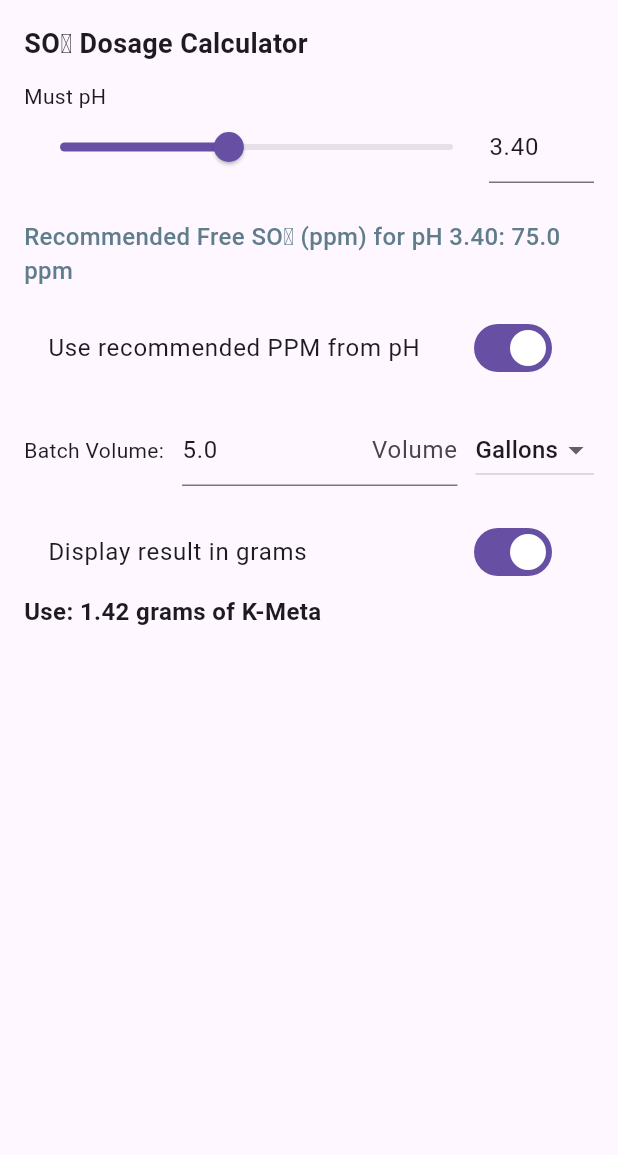
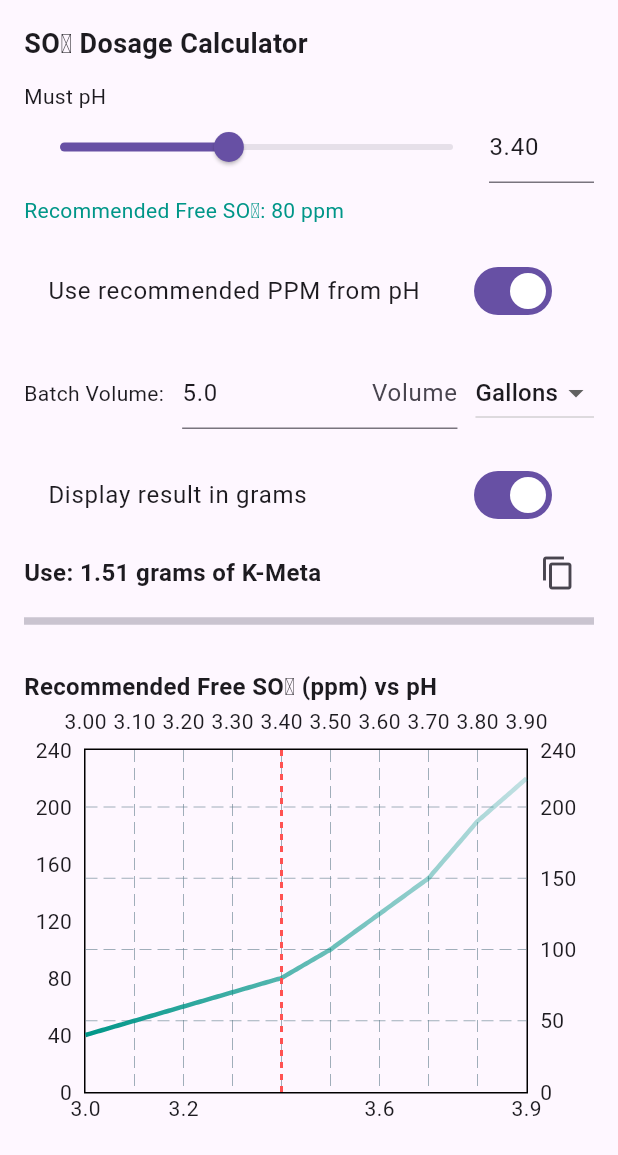
Before and after one commit to mrcrunchybeans/cider-craft, a Flutter app: the SulfiteToolTab widget shown alone on an empty page, opened directly, on a phone screen of 412 x 824 dp. Shown: the top 1155 px of the screen. Run offline on Flutter 3.47's test engine with Material 3 defaults, Android fonts, the phone set to English and light mode, and no system bars; drawn by our look-alikes of fl_chart; our stand-ins replace hive, hive_flutter, logger; accounts and stored records are empty.

Commit message:
Added a smarter SO₂ calculator that adjusts the pH input range and updates the graph accordingly. The graph now shows a more detailed range of pH values and their corresponding recommended free SO₂ levels.

```diff
--- a/lib/tools_page.dart
+++ b/lib/tools_page.dart
@@ -2,6 +2,7 @@ import 'package:flutter/material.dart';
 import '../utils/utils.dart';
 import 'package:flutter/services.dart';
 import 'dart:async';
+import 'package:fl_chart/fl_chart.dart';
 
 
 
@@ -227,6 +228,8 @@ class _SGCorrectionTabState extends State<SGCorrectionTab> {
   }
 }
 
+// ###################### Start of Sulfite Tool Tab #############################
+
 class SulfiteToolTab extends StatefulWidget {
   const SulfiteToolTab({super.key});
 
@@ -292,7 +295,7 @@ class _SulfiteToolTabState extends State<SulfiteToolTab> {
               width: 70,
               child: TextField(
                 controller: pHController,
-                keyboardType: TextInputType.numberWithOptions(decimal: true),
+                keyboardType: const TextInputType.numberWithOptions(decimal: true),
                 onChanged: (val) {
                   final parsed = double.tryParse(val);
                   if (parsed != null) setState(() => pH = parsed);
@@ -301,20 +304,11 @@ class _SulfiteToolTabState extends State<SulfiteToolTab> {
             ),
           ],
         ),
+        const SizedBox(height: 8),
+        Text("Recommended Free SO₂: ${recommendedPPM.toStringAsFixed(0)} ppm", style: const TextStyle(color: Colors.teal)),
         const SizedBox(height: 16),
-        const SizedBox(height: 8),
-        Text(
-          "Recommended Free SO₂ (ppm) for pH ${pH.toStringAsFixed(2)}: ${recommendedPPM.toStringAsFixed(1)} ppm",
-          style: const TextStyle(
-            fontSize: 16,
-            fontWeight: FontWeight.w500,
-            color: Colors.blueGrey,
-          ),
-        ),
-        const SizedBox(height: 12),
         SwitchListTile(
           title: const Text("Use recommended PPM from pH"),
-
           value: useRecommendedPPM,
           onChanged: (val) => setState(() => useRecommendedPPM = val),
         ),
@@ -336,7 +330,7 @@ class _SulfiteToolTabState extends State<SulfiteToolTab> {
             Expanded(
               child: TextField(
                 controller: volumeController,
-                keyboardType: TextInputType.numberWithOptions(decimal: true),
+                keyboardType: const TextInputType.numberWithOptions(decimal: true),
                 decoration: const InputDecoration(suffixText: "Volume"),
                 onChanged: (val) {
                   final parsed = double.tryParse(val);
@@ -361,21 +355,126 @@ class _SulfiteToolTabState extends State<SulfiteToolTab> {
           value: displayGrams,
           onChanged: (val) => setState(() => displayGrams = val),
         ),
-        Text(
+        Row(
+          children: [
+            Expanded(
+              child: Text(
                 displayGrams
                     ? "Use: ${grams.toStringAsFixed(2)} grams of K-Meta"
                     : "Use: ${tablets.toStringAsFixed(1)} Campden tablets",
                 style: const TextStyle(fontSize: 16, fontWeight: FontWeight.bold),
               ),
+            ),
+            IconButton(
+              icon: const Icon(Icons.copy),
+              tooltip: "Copy to clipboard",
+              onPressed: () {
+                final text = displayGrams
+                    ? "${grams.toStringAsFixed(2)} grams of K-Meta"
+                    : "${tablets.toStringAsFixed(1)} Campden tablets";
+                Clipboard.setData(ClipboardData(text: text));
+                ScaffoldMessenger.of(context).showSnackBar(
+                  SnackBar(content: Text("Copied: $text")),
+                );
+              },
+            ),
+          ],
+        ),
+                        const Divider(thickness: 5),
+
         if (warning != null) ...[
           const SizedBox(height: 12),
           Text(warning, style: const TextStyle(color: Colors.red)),
         ],
+
+        const SizedBox(height: 24),
+        const Text(
+          "Recommended Free SO₂ (ppm) vs pH",
+          style: TextStyle(fontSize: 16, fontWeight: FontWeight.bold),
+        ),
+        SizedBox(
+          height: 300,
+          child: LineChart(
+            LineChartData(
+              minX: 3.0,
+              maxX: 3.9,
+              minY: 0,
+              maxY: 240,
+              lineBarsData: [
+                LineChartBarData(
+                  isCurved: true,
+                  spots: List.generate(
+                    91,
+                    (i) {
+                      final phVal = 3.0 + i * 0.01;
+                      final ppm = CiderUtils.recommendedFreeSO2ppm(phVal);
+                      return FlSpot(phVal, ppm.toDouble());
+                    },
+                  ),
+                  barWidth: 3,
+                  gradient: LinearGradient(
+                    begin: Alignment.centerLeft,
+                    end: Alignment.centerRight,
+                    colors: [
+                      Colors.teal.withAlpha(255),
+                      Colors.teal.withAlpha(180),
+                      Colors.teal.withAlpha(120),
+                      Colors.teal.withAlpha(60),
+                    ],
+                    stops: const [0.0, 0.4, 0.7, 1.0],
+                  ),
+                  dotData: FlDotData(show: false),
+                ),
+              ],
+              extraLinesData: ExtraLinesData(
+                verticalLines: [
+                  VerticalLine(
+                    x: pH,
+                    color: Colors.redAccent,
+                    strokeWidth: 2,
+                    dashArray: [4, 4],
+                    label: VerticalLineLabel(
+                      show: true,
+                      alignment: Alignment.topRight,
+                      style: const TextStyle(
+                        color: Colors.redAccent,
+                        fontSize: 12,
+                        fontWeight: FontWeight.bold,
+                      ),
+                      labelResolver: (line) =>       "pH ${pH.toStringAsFixed(2)}\n${CiderUtils.recommendedFreeSO2ppm(pH).round()} ppm",
+                    ),
+                  ),
+                ],
+              ),
+              titlesData: FlTitlesData(
+                leftTitles: AxisTitles(
+                  sideTitles: SideTitles(
+                    showTitles: true,
+                    reservedSize: 40,
+                    interval: 40,
+                  ),
+                ),
+                bottomTitles: AxisTitles(
+                  sideTitles: SideTitles(
+                    showTitles: true,
+                    interval: 0.40,
+                    reservedSize: 40,
+                    getTitlesWidget: (value, _) => Text(value.toStringAsFixed(1)),
+                  ),
+                ),
+              ),
+              borderData: FlBorderData(show: true),
+              gridData: FlGridData(show: true),
+            ),
+          ),
+        ),
       ],
     );
   }
 }
-//Start of Unit Converter Tab
+
+
+// ############### Start of Unit Converter Tab ###############
 
 class UnitConverterTab extends StatelessWidget {
   const UnitConverterTab({super.key});
@@ -535,8 +634,11 @@ String formatNumber(double value) {
                       style: const TextStyle(fontSize: 24),
                       onChanged: (val) {
                       final parsed = double.tryParse(val);
-                        if (parsed != null) setState(() => inputValue = parsed);
+                      if (parsed != null) {
+                        setState(() => inputValue = parsed);
+                      }
                     },
+
                       decoration: const InputDecoration(
                         border: OutlineInputBorder(),
                       ),
--- a/lib/utils/utils.dart
+++ b/lib/utils/utils.dart
@@ -1,3 +1,5 @@
+
+
 class CiderUtils {
   /// Acidity classification based on pH
   ///
@@ -116,36 +118,43 @@ class CiderUtils {
   /// | ≤3.7 | 150            |
   /// | ≤3.8 | 200            |
   /// | >3.8 | 250            |
-  static double recommendedFreeSO2ppm(double ph) {
-    if (ph <= 3.0) {
-      return 30;
+static double recommendedFreeSO2ppm(double ph) {
+  final points = {
+    3.0: 40,
+    3.1: 50,
+    3.2: 60,
+    3.3: 70,
+    3.4: 80,
+    3.5: 100,
+    3.6: 125,
+    3.7: 150,
+    3.8: 190,
+    3.9: 220,
+  };
+
+  // Clamp input pH to range
+  if (ph <= 3.0) return 40;
+  if (ph >= 3.9) return 220;
+
+  // Find nearest two points for linear interpolation
+  final keys = points.keys.toList()..sort();
+  for (var i = 0; i < keys.length - 1; i++) {
+    final x0 = keys[i];
+    final x1 = keys[i + 1];
+    if (ph >= x0 && ph <= x1) {
+      final y0 = points[x0]!;
+      final y1 = points[x1]!;
+      final slope = (y1 - y0) / (x1 - x0);
+      return y0 + slope * (ph - x0);
     }
-    if (ph <= 3.1) {
-      return 40;
-    }
-    if (ph <= 3.2) {
-      return 50;
-    }
-    if (ph <= 3.3) {
-      return 60;
-    }
-    if (ph <= 3.4) {
-      return 75;
-    }
-    if (ph <= 3.5) {
-      return 90;
-    }
-    if (ph <= 3.6) {
-      return 120;
-    }
-    if (ph <= 3.7) {
-      return 150;
-    }
-    if (ph <= 3.8) {
-      return 200;
-    }
-    return 250;
   }
+
+  return 0; // Should never hit this
+}
+
+
+
+
 
   /// Converts Campden tablets to grams of potassium metabisulphite
   /// (1 tablet ≈ 0.44g)
--- a/pubspec.yaml
+++ b/pubspec.yaml
@@ -30,6 +30,7 @@ environment:
 dependencies:
   flutter:
     sdk: flutter
+  fl_chart: ^0.71.0
   logger: ^2.0.2
   uuid: ^4.2.1
   provider: ^6.0.0
```
Also changed, not shown: pubspec.lock. Lines whose indentation alone changed are shown as unchanged.
